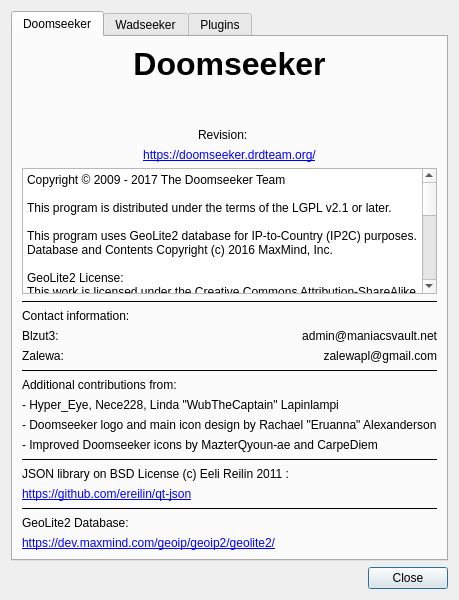
Old version of the form src/core/gui/aboutdialog.ui in the repository PROPHESSOR/DDCLauncher.
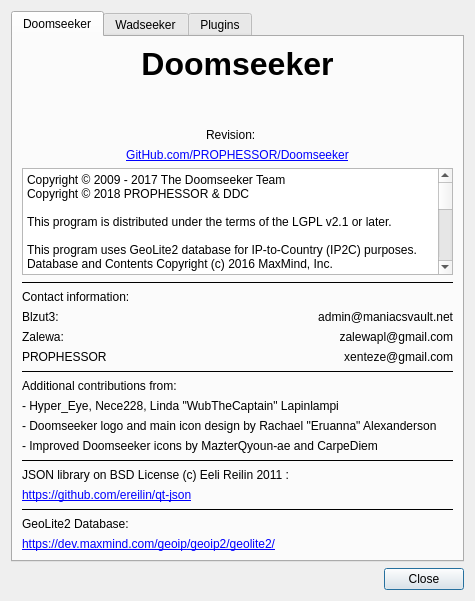
New version of the form.

Commit message:
About dialog changed + some russian translation fixes
Изменено окно "О программе" + некоторые исправления русской локализации

Patch:
```diff
--- a/src/core/gui/aboutdialog.ui
+++ b/src/core/gui/aboutdialog.ui
@@ -6,8 +6,8 @@
    <rect>
     <x>0</x>
     <y>0</y>
-    <width>409</width>
-    <height>600</height>
+    <width>475</width>
+    <height>601</height>
    </rect>
   </property>
   <property name="windowTitle">
@@ -132,7 +132,7 @@
        <item>
         <widget class="QLabel" name="label_3">
          <property name="text">
-          <string>&lt;a href=&quot;https://doomseeker.drdteam.org/&quot;&gt;https://doomseeker.drdteam.org/&lt;/a&gt;</string>
+          <string>&lt;a href=&quot;https://github.com/PROPHESSOR/doomseeker/tree/DDCLauncher/&quot;&gt;GitHub.com/PROPHESSOR/Doomseeker&lt;/a&gt;</string>
          </property>
          <property name="alignment">
           <set>Qt::AlignHCenter|Qt::AlignTop</set>
@@ -161,6 +161,7 @@
          </property>
          <property name="plainText">
           <string>Copyright © 2009 - 2017 The Doomseeker Team
+Copyright © 2018 PROPHESSOR &amp; DDC
 
 This program is distributed under the terms of the LGPL v2.1 or later.
 
@@ -246,6 +247,23 @@
            </property>
           </widget>
          </item>
+         <item row="2" column="0">
+          <widget class="QLabel" name="label_18">
+           <property name="text">
+            <string>PROPHESSOR</string>
+           </property>
+          </widget>
+         </item>
+         <item row="2" column="1">
+          <widget class="QLabel" name="label_19">
+           <property name="text">
+            <string>xenteze@gmail.com</string>
+           </property>
+           <property name="alignment">
+            <set>Qt::AlignRight|Qt::AlignTrailing|Qt::AlignVCenter</set>
+           </property>
+          </widget>
+         </item>
         </layout>
        </item>
        <item>
```
The commit also changes 2 other files.
